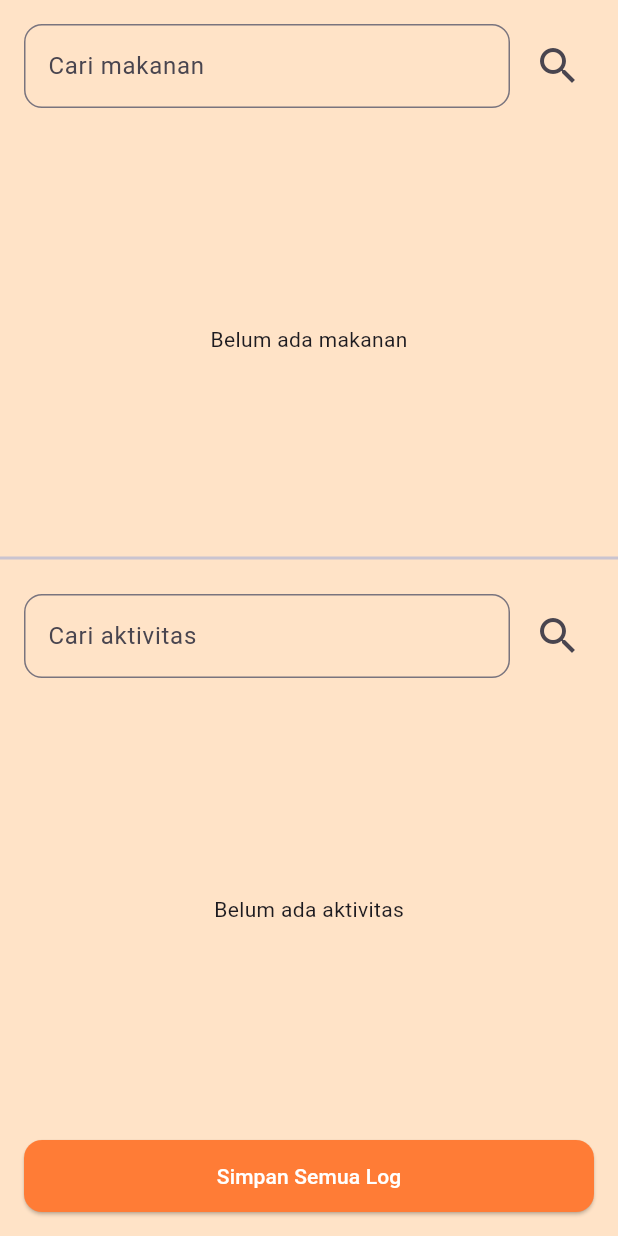
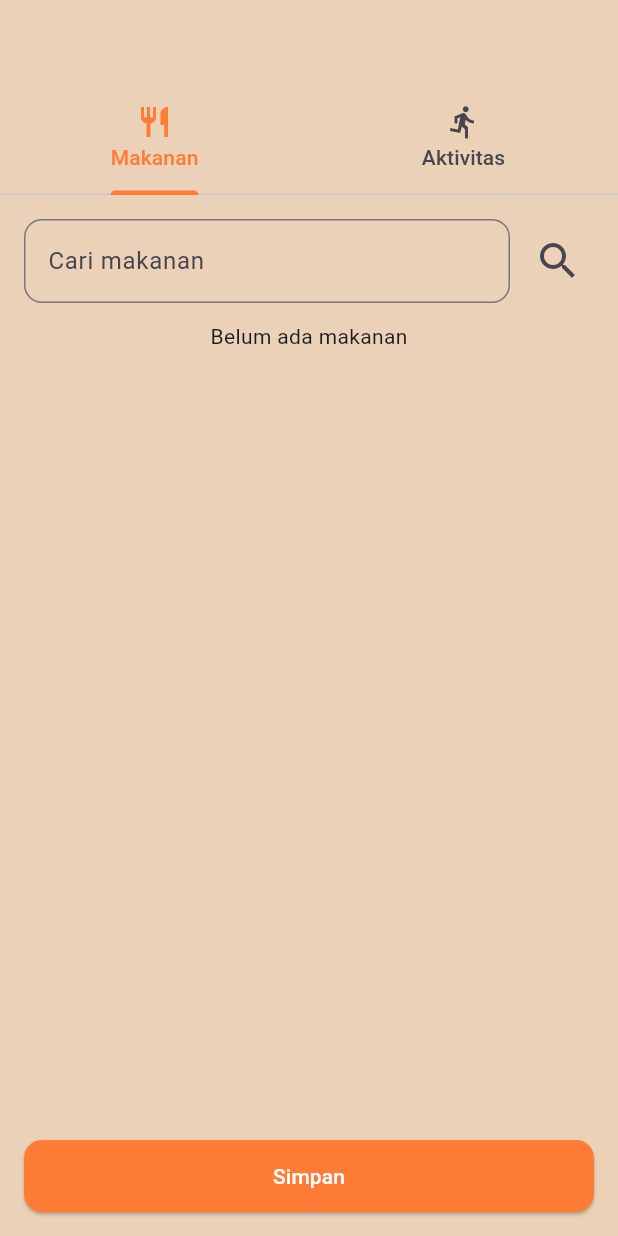
Before and after one commit to Trombosits/langsingin, a Flutter app: the FoodLogPage screen opened directly, on a phone screen of 412 x 824 dp. Run offline on Flutter 3.47's test engine with Material 3 defaults, Android fonts, the phone set to English and light mode, and no system bars; our stand-ins replace flutter_dotenv, google_fonts, supabase_flutter; accounts and stored records are empty.

Commit message:
fixing input tab and some ui

```diff
--- a/lib/Screens/dashboard.dart
+++ b/lib/Screens/dashboard.dart
@@ -15,7 +15,7 @@ class _DashboardPageState extends State<DashboardPage> {
   bool _isLoading = true;
 
   double _kaloriTarget = 0;
-  String _targetMode = '';
+
 
   @override
   void initState() {
@@ -42,7 +42,6 @@ class _DashboardPageState extends State<DashboardPage> {
         setState(() {
           _kaloriTarget = (res['target_kalori'] as num?)?.toDouble() ??
               ((res['tdee'] as num?)?.toDouble() ?? 0);
-          _targetMode = res['target_mode'] ?? 'maintenance';
         });
       }
     } catch (_) {
@@ -159,10 +158,11 @@ class _DashboardPageState extends State<DashboardPage> {
                       ),
                     ],
                   ),
-                  const SizedBox(height: 24),
+                  const SizedBox(height: 150),
                   const Text(
                     'Makronutrien',
                     style: TextStyle(fontSize: 18, fontWeight: FontWeight.bold),
+                    textAlign: TextAlign.center,
                   ),
                   const SizedBox(height: 12),
                   Row(
--- a/lib/Screens/inputMenu.dart
+++ b/lib/Screens/inputMenu.dart
@@ -48,17 +48,17 @@ class FoodLogPage extends StatefulWidget {
 }
 
 class _FoodLogPageState extends State<FoodLogPage>
-    with TickerProviderStateMixin {
-  /* ----- tab controller ----- */
+    with SingleTickerProviderStateMixin {
+  /* ---------- TAB ---------- */
   late TabController _tabCtrl;
 
-  /* ----- makanan ----- */
+  /* ---------- MAKANAN ---------- */
   final _foodSearchCtrl = TextEditingController();
   final _foodItems = <FoodItem>[];
   List<dynamic> _foodList = [];
   bool _loadingFood = false;
 
-  /* ----- olahraga ----- */
+  /* ---------- AKTIVITAS ---------- */
   final _activitySearchCtrl = TextEditingController();
   final _activityItems = <ActivityItem>[];
   List<dynamic> _activityList = [];
@@ -102,9 +102,7 @@ class _FoodLogPageState extends State<FoodLogPage>
       }
     } catch (e) {
       if (!mounted) return;
-      ScaffoldMessenger.of(context).showSnackBar(
-        SnackBar(content: Text('Error: $e')),
-      );
+      ScaffoldMessenger.of(context).showSnackBar(SnackBar(content: Text('Error: $e')));
     } finally {
       if (mounted) setState(() => _loadingFood = false);
     }
@@ -124,7 +122,7 @@ class _FoodLogPageState extends State<FoodLogPage>
   void _removeFood(int index) => setState(() => _foodItems.removeAt(index));
 
   /* =================================================
-     OLAHRAGA FUNCTIONS
+     AKTIVITAS FUNCTIONS
   ================================================= */
   Future<void> _searchActivity() async {
     final keyword = _activitySearchCtrl.text.trim();
@@ -145,9 +143,7 @@ class _FoodLogPageState extends State<FoodLogPage>
       }
     } catch (e) {
       if (!mounted) return;
-      ScaffoldMessenger.of(context).showSnackBar(
-        SnackBar(content: Text('Error: $e')),
-      );
+      ScaffoldMessenger.of(context).showSnackBar(SnackBar(content: Text('Error: $e')));
     } finally {
       if (mounted) setState(() => _loadingAct = false);
     }
@@ -164,8 +160,7 @@ class _FoodLogPageState extends State<FoodLogPage>
     });
   }
 
-  void _removeActivity(int index) =>
-      setState(() => _activityItems.removeAt(index));
+  void _removeActivity(int index) => setState(() => _activityItems.removeAt(index));
 
   /* =================================================
      SIMPAN SEMUA (BATCH INSERT)
@@ -178,7 +173,6 @@ class _FoodLogPageState extends State<FoodLogPage>
       return;
     }
 
-    /* validasi cepat */
     for (var it in _foodItems) {
       if (it.gram <= 0) {
         ScaffoldMessenger.of(context).showSnackBar(
@@ -196,11 +190,10 @@ class _FoodLogPageState extends State<FoodLogPage>
       }
     }
 
-    setState(() => _loadingFood = true); // reuse flag
+    setState(() => _loadingFood = true);
     try {
       final userId = supabase.auth.currentUser!.id;
 
-      /* ---------- insert makanan ---------- */
       if (_foodItems.isNotEmpty) {
         final foodBatch = _foodItems.map((it) => {
           'id_user': userId,
@@ -211,7 +204,6 @@ class _FoodLogPageState extends State<FoodLogPage>
         await supabase.from('log_makanan').insert(foodBatch);
       }
 
-      /* ---------- insert aktivitas ---------- */
       if (_activityItems.isNotEmpty) {
         final actBatch = _activityItems.map((it) => {
           'id_user': userId,
@@ -229,9 +221,7 @@ class _FoodLogPageState extends State<FoodLogPage>
       _reset();
     } catch (e) {
       if (!mounted) return;
-      ScaffoldMessenger.of(context).showSnackBar(
-        SnackBar(content: Text('Gagal: $e')),
-      );
+      ScaffoldMessenger.of(context).showSnackBar(SnackBar(content: Text('Gagal: $e')));
     } finally {
       if (mounted) setState(() => _loadingFood = false);
     }
@@ -249,23 +239,44 @@ class _FoodLogPageState extends State<FoodLogPage>
   }
 
   /* =================================================
-     UI
+     UI – TAB BAR
   ================================================= */
   @override
 Widget build(BuildContext context) {
-  return Scaffold(
-    body: Column(
+  return GestureDetector(
+    onTap: () {
+      FocusScope.of(context).unfocus();
+      if (mounted) {
+        setState(() {
+          _foodList.clear();
+          _activityList.clear();
+        });
+      }
+    },
+    child: Scaffold(
+      backgroundColor: const Color(0XFFEBD1B7), // <- samakan dengan background
+      appBar: AppBar(
+        automaticallyImplyLeading: false, // <- hilangkan tombol back
+        backgroundColor: Colors.transparent,
+        elevation: 0,
+        bottom: TabBar(
+          controller: _tabCtrl,
+          labelColor: const Color(0xffff7c36),
+          indicatorColor: const Color(0xffff7c36),
+          tabs: const [
+            Tab(text: 'Makanan', icon: Icon(Icons.restaurant)),
+            Tab(text: 'Aktivitas', icon: Icon(Icons.directions_run)),
+          ],
+        ),
+      ),
+      body: TabBarView(
+        controller: _tabCtrl,
         children: [
-        /* ---------- MAKANAN (ATAS) ---------- */
-        Expanded(child: _buildFoodTab()),
-
-        const Divider(thickness: 2),
-
-        /* ---------- AKTIVITAS (BAWAH) ---------- */
-        Expanded(child: _buildActivityTab()),
-
-        /* ---------- TOMBOL SIMPAN ---------- */
-        SafeArea(
+          _buildFoodTab(),
+          _buildActivityTab(),
+        ],
+      ),
+      bottomNavigationBar: SafeArea(
         child: Padding(
           padding: const EdgeInsets.all(16),
           child: SizedBox(
@@ -274,38 +285,35 @@ Widget build(BuildContext context) {
             child: ElevatedButton(
               onPressed: _loadingFood ? null : _saveAll,
               style: ElevatedButton.styleFrom(
-                  backgroundColor: const Color(0xFFFF7C36),
+                backgroundColor: const Color(0xffff7c36),
                 foregroundColor: Colors.white,
                 shape: RoundedRectangleBorder(
                   borderRadius: BorderRadius.circular(12),
                 ),
               ),
               child: _loadingFood
-                    ? const CircularProgressIndicator()
-                    : const Text('Simpan Semua Log'),
+                  ? const CircularProgressIndicator(color: Colors.white)
+                  : const Text('Simpan'),
             ),
           ),
         ),
       ),
-      ],
     ),
   );
 }
-
-  /* -------------------------------------------------
-     WIDGET TAB MAKANAN
-  ------------------------------------------------- */
+  /* =================================================
+     TAB MAKANAN
+  ================================================= */
   Widget _buildFoodTab() {
-    return Column(
+    return Scrollbar(
+      child: ListView(
+        padding: const EdgeInsets.all(16),
         children: [
           /* pencarian */
-        Padding(
-          padding: const EdgeInsets.all(16),
-          child: Row(
+          Row(
             children: [
               Expanded(
                 child: TextField(
-
                   controller: _foodSearchCtrl,
                   decoration: InputDecoration(
                     labelText: 'Cari makanan',
@@ -319,15 +327,19 @@ Widget build(BuildContext context) {
               IconButton(onPressed: _searchFood, icon: const Icon(Icons.search, size: 32)),
             ],
           ),
-        ),
+          const SizedBox(height: 12),
+
           /* hasil pencarian */
           if (_loadingFood)
-          const Padding(padding: EdgeInsets.all(16), child: CircularProgressIndicator())
+            const Center(child: CircularProgressIndicator())
           else if (_foodList.isNotEmpty)
             Container(
-            margin: const EdgeInsets.symmetric(horizontal: 16),
-            decoration: BoxDecoration(border: Border.all(color: Colors.black), borderRadius: BorderRadius.circular(12), color: Color(0XFFFFF2E3)),
               height: 150,
+              decoration: BoxDecoration(
+                border: Border.all(color: Colors.black),
+                borderRadius: BorderRadius.circular(12),
+                color: const Color(0XFFFFF2E3),
+              ),
               child: Scrollbar(
                 child: ListView.builder(
                   itemCount: _foodList.length,
@@ -336,22 +348,29 @@ Widget build(BuildContext context) {
                     return ListTile(
                       leading: const Icon(Icons.add_circle_outline),
                       title: Text(m['nama_makanan']),
-                    onTap: () => _addFood(m['id_makanan'], m['nama_makanan']),
+                      onTap: () {
+                        _addFood(m['id_makanan'], m['nama_makanan']);
+                        setState(() => _foodList.clear());
+                      },
                     );
                   },
                 ),
               ),
             ),
+
           /* daftar item */
-        Expanded(
-          child: _foodItems.isEmpty
-              ? const Center(child: Text('Belum ada makanan'))
-              : ListView.builder(
+          if (_foodItems.isEmpty && _foodList.isEmpty)
+            const Center(child: Text('Belum ada makanan'))
+          else
+            ListView.separated(
+              shrinkWrap: true,
+              physics: const ClampingScrollPhysics(),
               itemCount: _foodItems.length,
+              separatorBuilder: (_, __) => const SizedBox(height: 8),
               itemBuilder: (_, i) {
                 final it = _foodItems[i];
                 return Card(
-                      margin: const EdgeInsets.symmetric(horizontal: 16, vertical: 4),
+                  margin: EdgeInsets.zero,
                   child: Padding(
                     padding: const EdgeInsets.all(12),
                     child: Row(
@@ -391,21 +410,20 @@ Widget build(BuildContext context) {
                 );
               },
             ),
+        ],
       ),
-      ],
     );
   }
 
-  /* -------------------------------------------------
-     WIDGET TAB OLAHRAGA
-  ------------------------------------------------- */
+  /* =================================================
+     TAB AKTIVITAS
+  ================================================= */
   Widget _buildActivityTab() {
-    return Column(
+    return Scrollbar(
+      child: ListView(
+        padding: const EdgeInsets.all(16),
         children: [
-        /* pencarian */
-        Padding(
-          padding: const EdgeInsets.all(16),
-          child: Row(
+          Row(
             children: [
               Expanded(
                 child: TextField(
@@ -422,15 +440,18 @@ Widget build(BuildContext context) {
               IconButton(onPressed: _searchActivity, icon: const Icon(Icons.search, size: 32)),
             ],
           ),
-        ),
-        /* hasil pencarian */
+          const SizedBox(height: 12),
+
           if (_loadingAct)
-          const Padding(padding: EdgeInsets.all(16), child: CircularProgressIndicator())
+            const Center(child: CircularProgressIndicator())
           else if (_activityList.isNotEmpty)
             Container(
-            margin: const EdgeInsets.symmetric(horizontal: 16),
-            decoration: BoxDecoration(border: Border.all(color: Colors.black), borderRadius: BorderRadius.circular(12), color:Color(0XFFFFF2E3)),
               height: 150,
+              decoration: BoxDecoration(
+                border: Border.all(color: Colors.black),
+                borderRadius: BorderRadius.circular(12),
+                color: const Color(0XFFFFF2E3),
+              ),
               child: Scrollbar(
                 child: ListView.builder(
                   itemCount: _activityList.length,
@@ -439,22 +460,28 @@ Widget build(BuildContext context) {
                     return ListTile(
                       leading: const Icon(Icons.add_circle_outline),
                       title: Text(a['nama_aktivitas']),
-                    onTap: () => _addActivity(a['id_aktivitas'], a['nama_aktivitas']),
+                      onTap: () {
+                        _addActivity(a['id_aktivitas'], a['nama_aktivitas']);
+                        setState(() => _activityList.clear());
+                      },
                     );
                   },
                 ),
               ),
             ),
-        /* daftar item */
-        Expanded(
-          child: _activityItems.isEmpty
-              ? const Center(child: Text('Belum ada aktivitas'))
-              : ListView.builder(
+
+          if (_activityItems.isEmpty && _activityList.isEmpty)
+            const Center(child: Text('Belum ada aktivitas'))
+          else
+            ListView.separated(
+              shrinkWrap: true,
+              physics: const ClampingScrollPhysics(),
               itemCount: _activityItems.length,
+              separatorBuilder: (_, __) => const SizedBox(height: 8),
               itemBuilder: (_, i) {
                 final it = _activityItems[i];
                 return Card(
-                      margin: const EdgeInsets.symmetric(horizontal: 16, vertical: 4),
+                  margin: EdgeInsets.zero,
                   child: Padding(
                     padding: const EdgeInsets.all(12),
                     child: Row(
@@ -494,8 +521,8 @@ Widget build(BuildContext context) {
                 );
               },
             ),
+        ],
       ),
-      ],
     );
   }
 }
--- a/lib/Screens/navbar.dart
+++ b/lib/Screens/navbar.dart
@@ -29,7 +29,7 @@ class _HomePageState extends State<HomePage> {
         },
         destinations: const [
           NavigationDestination(icon: Icon(Icons.dashboard), label: 'Dashboard'),
-          NavigationDestination(icon: Icon(Icons.restaurant), label: 'Log Makanan'),
+          NavigationDestination(icon: Icon(Icons.book), label: 'Diary'),
           NavigationDestination(icon: Icon(Icons.person), label: 'Profile'),
         ],
       ),
--- a/lib/Screens/register.dart
+++ b/lib/Screens/register.dart
@@ -21,7 +21,6 @@ class _RegisterPageState extends State<RegisterPage> {
   final _firstNameCtrl = TextEditingController();
   final _heightCtrl = TextEditingController();
   final _weightCtrl = TextEditingController();
-  final _bodyFatCtrl = TextEditingController();
   final _birthDateCtrl = TextEditingController();
 
   /* ---------- STATE ---------- */
@@ -52,7 +51,6 @@ class _RegisterPageState extends State<RegisterPage> {
     _firstNameCtrl.dispose();
     _heightCtrl.dispose();
     _weightCtrl.dispose();
-    _bodyFatCtrl.dispose();
     _birthDateCtrl.dispose();
     super.dispose();
   }
@@ -420,18 +418,7 @@ class _RegisterPageState extends State<RegisterPage> {
         controller: _weightCtrl,
         keyboard: TextInputType.number,
       ),
-      const SizedBox(height: 16),
-      const Text(
-        'Lemak Tubuh? (Opsional)',
-        style: TextStyle(fontSize: 18, fontWeight: FontWeight.bold),
-      ),
-      const SizedBox(height: 8),
-      _blackBoxField(
-        label: 'Lemak tubuh (%) - opsional',
-        icon: Icons.percent,
-        controller: _bodyFatCtrl,
-        keyboard: TextInputType.number,
-      ),
+      const SizedBox(height: 24),
     ]);
   }
 
```
Lines whose indentation alone changed are shown as unchanged.
